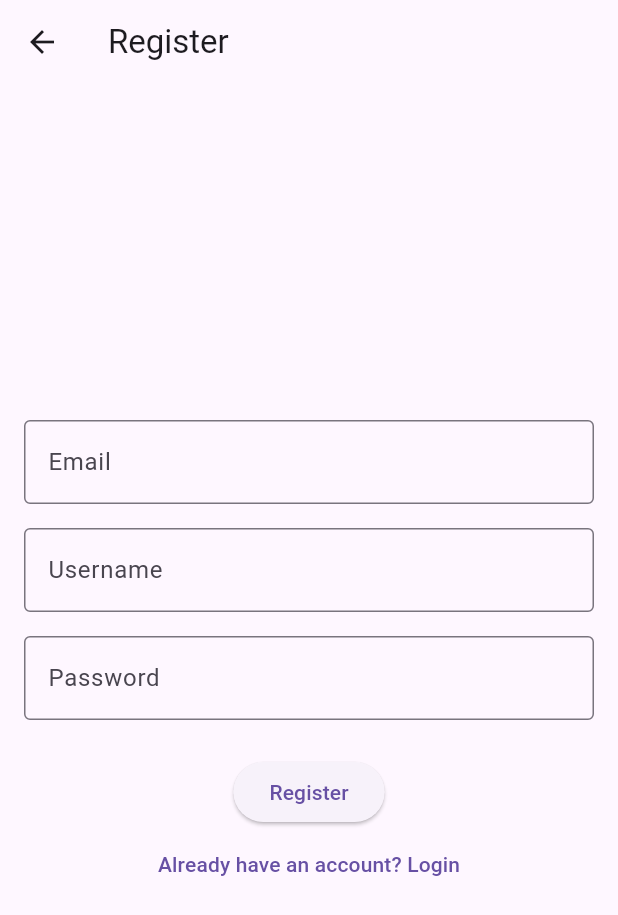
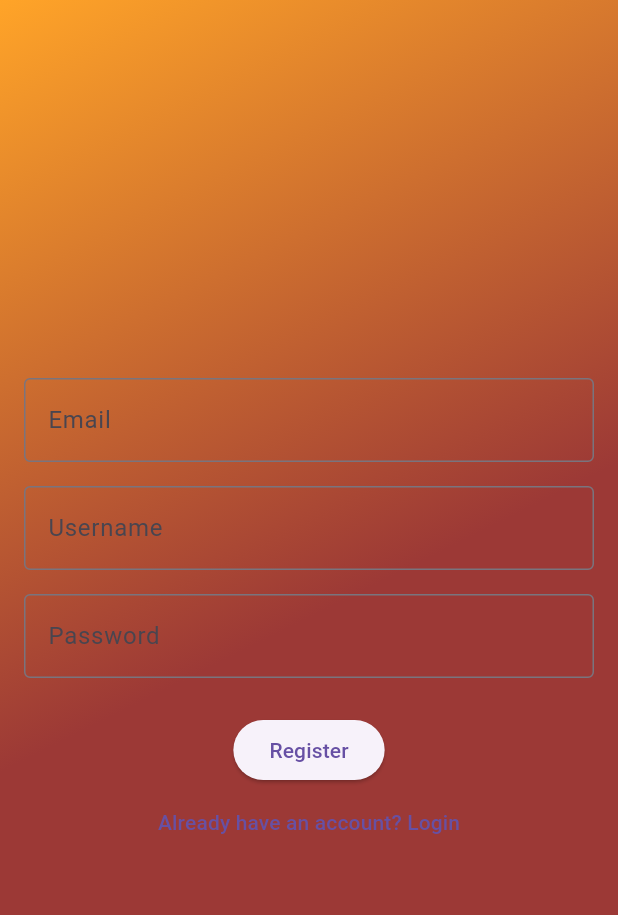
Before and after one commit to FelipeJuarezJr/ReptiGramFinalApp, a Flutter app: the RegisterScreen screen opened directly, on a phone screen of 412 x 824 dp. Shown: the top 915 px of the screen. Run offline on Flutter 3.47's test engine with Material 3 defaults, Android fonts, the phone set to English and light mode, and no system bars; our stand-ins replace firebase_auth, firebase_core, flutter_dotenv, flutter_svg, google_sign_in; accounts and stored records are empty; generated files the repository leaves out were written again.

Commit message:
Added orange gradient background

```diff
--- a/lib/screens/register_screen.dart
+++ b/lib/screens/register_screen.dart
@@ -1,5 +1,6 @@
 import 'package:flutter/material.dart';
 import 'package:firebase_auth/firebase_auth.dart';
+import '../styles/colors.dart';
 
 class RegisterScreen extends StatefulWidget {
   const RegisterScreen({super.key});
@@ -61,10 +62,12 @@ class _RegisterScreenState extends State<RegisterScreen> {
   @override
   Widget build(BuildContext context) {
     return Scaffold(
-      appBar: AppBar(
-        title: const Text('Register'),
+      body: Container(
+        decoration: const BoxDecoration(
+          gradient: AppColors.mainGradient,
         ),
-      body: Padding(
+        child: SafeArea(
+          child: Padding(
             padding: const EdgeInsets.all(16.0),
             child: Form(
               key: _formKey,
@@ -133,6 +136,8 @@ class _RegisterScreenState extends State<RegisterScreen> {
               ),
             ),
           ),
+        ),
+      ),
     );
   }
 
```
Lines whose indentation alone changed are shown as unchanged.
